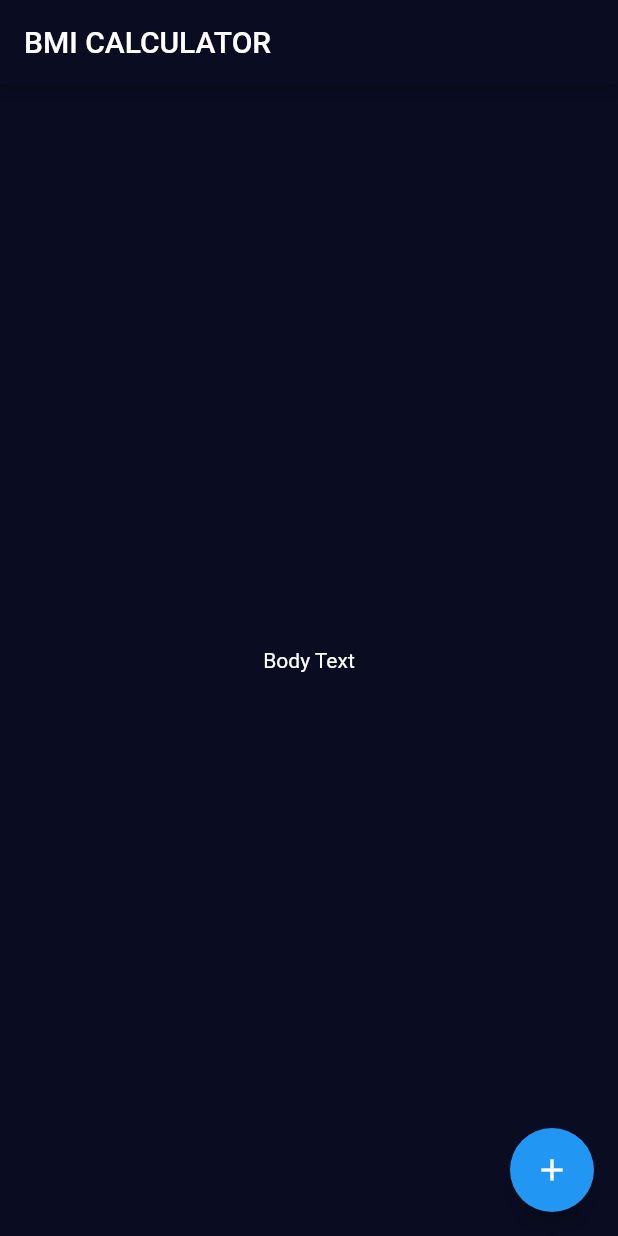
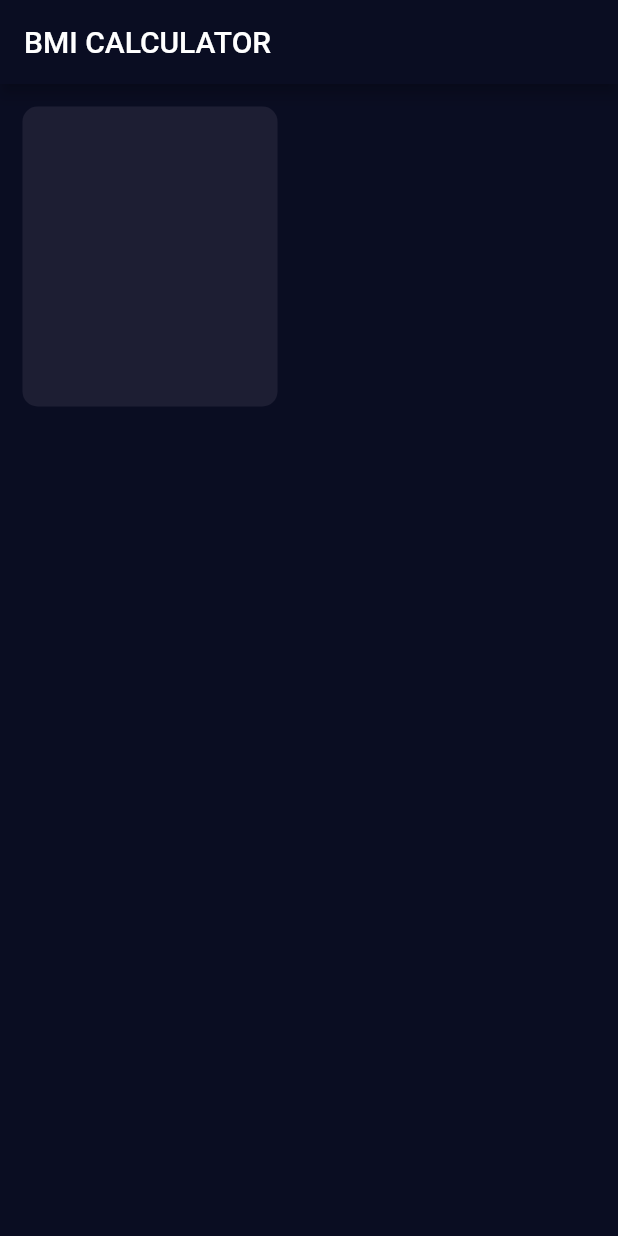
Before and after one commit to Procoder16/BMI_Calculator, a Flutter app: the screen it shows after launch, on a phone screen of 412 x 824 dp. Run offline on Flutter 3.47's test engine with Material 2 defaults, Android fonts, the phone set to English and light mode, and no system bars.

Commit message:
making the widget cards

```diff
--- a/lib/input_page.dart
+++ b/lib/input_page.dart
@@ -12,13 +12,13 @@ class _InputPageState extends State<InputPage> {
       appBar: AppBar(
         title: Text('BMI CALCULATOR'),
       ),
-      body: Center(
-        child: Text('Body Text'),
-      ),
-      floatingActionButton: Theme(
-        data: ThemeData.light(),
-        child: FloatingActionButton(
-          child: Icon(Icons.add),
+      body: Container(
+        margin: EdgeInsets.all(15.0),
+        height: 200.0,
+        width: 170.0,
+        decoration: BoxDecoration(
+          borderRadius: BorderRadius.circular(10.0),
+          color: Color(0xFF1D1E33),
         ),
       ),
     );
```
